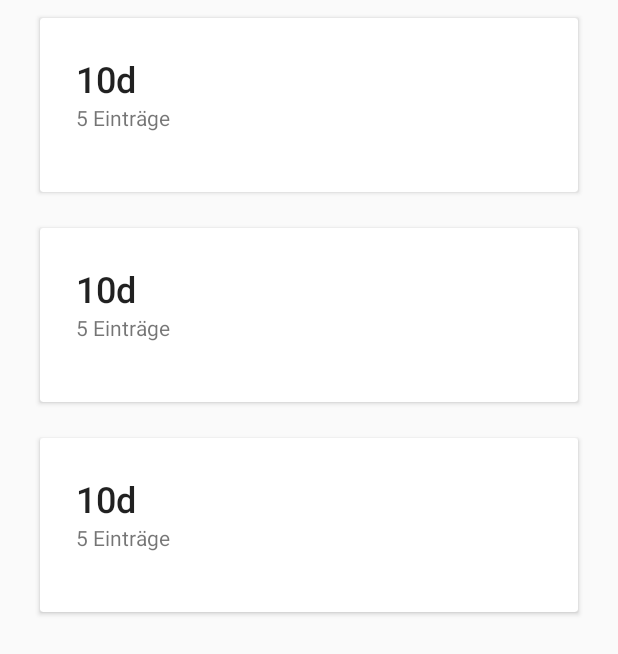
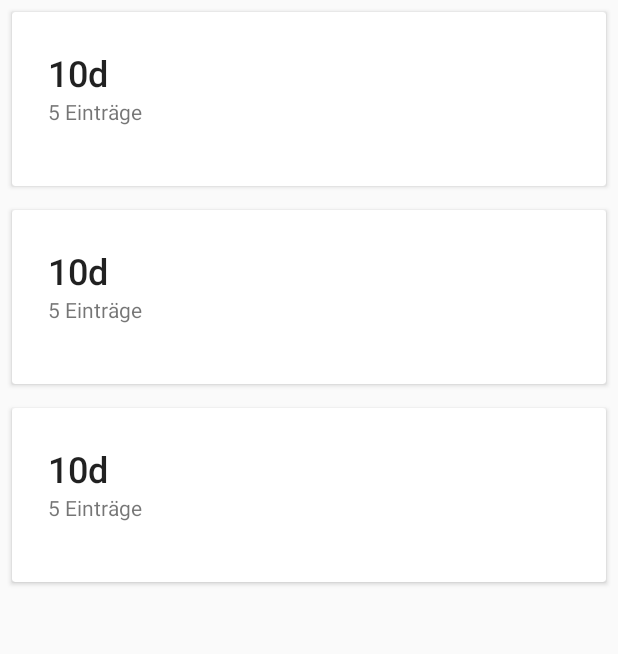
Before and after one commit to Theaninova/ScheduleTest, an Android app: the layout content_main2.xml on its own in the app's theme, with its tools: preview values and no code run, on a phone screen of 412 x 824 dp. Shown: the top 654 px of the screen. Run offline under Robolectric (Android 15) with nearby library versions, the phone set to English and light mode, and no system bars; network calls fail.

Commit message:
Version 2.1.2
+ Small Cosmetic changes

```diff
--- a/app/src/main/res/drawable/splashscreen.xml
+++ b/app/src/main/res/drawable/splashscreen.xml
@@ -6,7 +6,7 @@
     <item>
         <bitmap
             android:gravity="center"
-            android:src="@drawable/logo" />
+            android:src="@drawable/logo_splashscreen_2" />
 
     </item>
 
--- a/app/src/main/res/layout/layout_row.xml
+++ b/app/src/main/res/layout/layout_row.xml
@@ -4,8 +4,10 @@
     xmlns:tools="http://schemas.android.com/tools"
     android:layout_width="wrap_content"
     android:layout_height="wrap_content"
+    android:paddingBottom="0dp"
     android:paddingLeft="@dimen/activity_horizontal_margin"
     android:paddingRight="@dimen/activity_horizontal_margin"
+    android:paddingTop="0dp"
     tools:context="com.wieland.www.scheduletest.Layout_Row">
 
     <android.support.v7.widget.CardView
@@ -20,8 +22,9 @@
         android:layout_marginTop="8dp"
         app:cardBackgroundColor="@color/cardview_light_background"
         app:cardCornerRadius="2dp"
+        app:cardMaxElevation="2dp"
         app:cardElevation="2dp"
-        app:cardUseCompatPadding="true"
+        app:cardUseCompatPadding="false"
         app:contentPadding="0dp">
 
         <LinearLayout
--- a/app/src/main/res/values/dimens.xml
+++ b/app/src/main/res/values/dimens.xml
@@ -1,6 +1,6 @@
 <resources>
     <!-- Default screen margins, per the Android Design guidelines. -->
-    <dimen name="activity_horizontal_margin">16dp</dimen>
+    <dimen name="activity_horizontal_margin">0dp</dimen>
     <dimen name="activity_vertical_margin">16dp</dimen>
     <dimen name="app_bar_height">180dp</dimen>
     <dimen name="fab_margin">16dp</dimen>
```
Also changed, not shown: app/src/main/res/drawable-v21/logo_splashscreen_2.png (added), app/src/main/res/drawable/logo.jpg (deleted).
